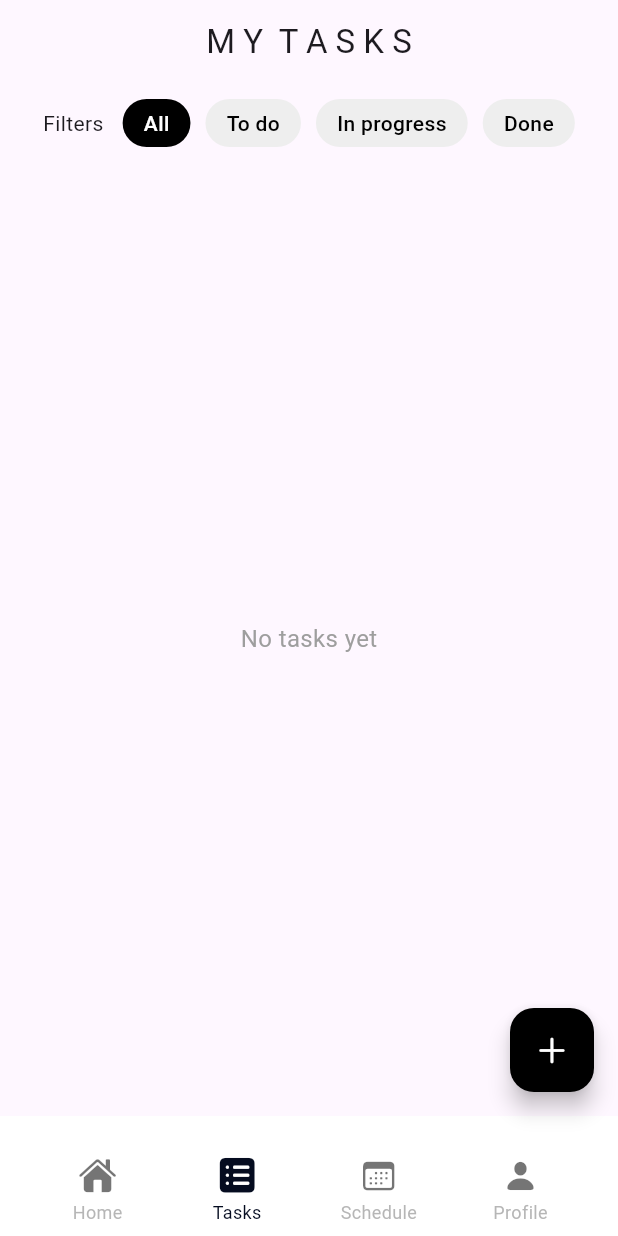
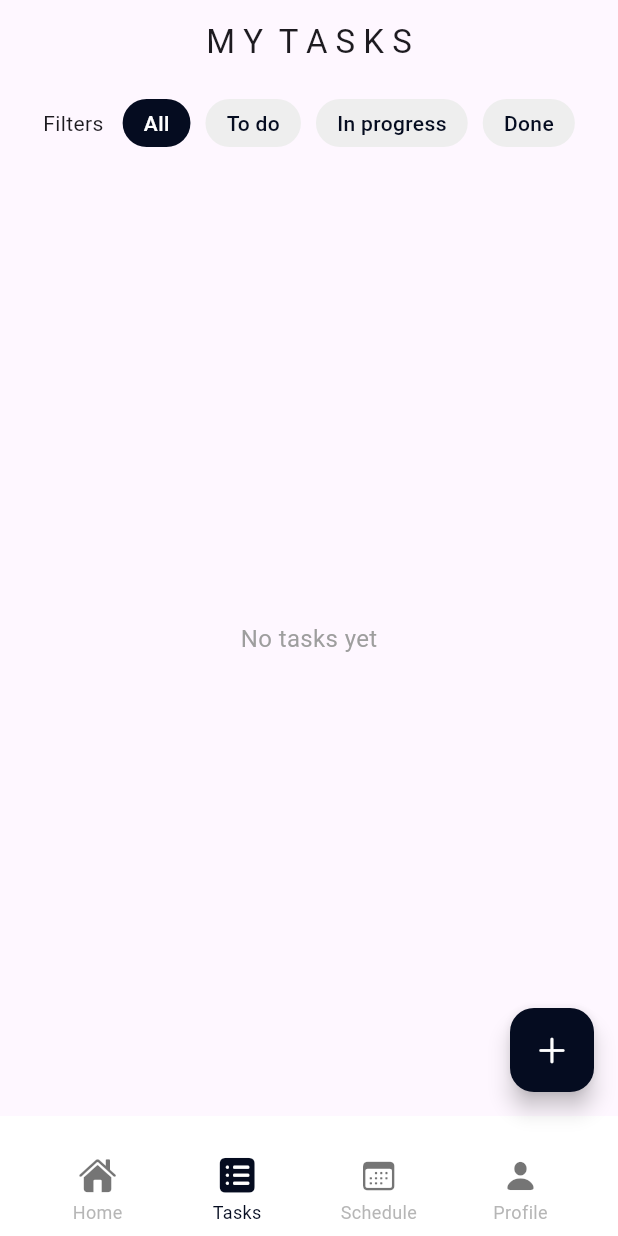
Before and after one commit to GmTechn/jotitdown, a Flutter app: the TasksPage screen opened by its route, on a phone screen of 412 x 824 dp. Run offline on Flutter 3.47's test engine with Material 3 defaults, Android fonts, the light colour scheme and no system bars; our stand-ins replace google_fonts, image_picker, sqflite; accounts and stored records are empty.

Commit message:
Dashboard needs to be updated with real time data, but now all is good, the colors of the popup menus buttons are all purple and uniform and the colors of all the widgets are 050c20

```diff
--- /dev/null
+++ b/lib/models/task.dart
@@ -0,0 +1,51 @@
+class Task {
+  final int? id;
+  final String userEmail;
+  final String status;
+  final String title;
+  final String subtitle;
+  final DateTime date;
+  final String? startTime;
+  final String? endTime;
+  final DateTime createdAt;
+
+  Task({
+    this.id,
+    required this.userEmail,
+    required this.status,
+    required this.title,
+    required this.subtitle,
+    required this.date,
+    this.startTime,
+    this.endTime,
+    DateTime? createdAt,
+  }) : createdAt = createdAt ?? DateTime.now();
+
+  Map<String, dynamic> toMap() {
+    return {
+      'id': id,
+      'userEmail': userEmail,
+      'status': status,
+      'title': title,
+      'subtitle': subtitle,
+      'date': date.toIso8601String(),
+      'startTime': startTime,
+      'endTime': endTime,
+      'createdAt': createdAt.toIso8601String(),
+    };
+  }
+
+  factory Task.fromMap(Map<String, dynamic> map) {
+    return Task(
+      id: map['id'] as int?,
+      userEmail: map['userEmail'],
+      status: map['status'],
+      title: map['title'],
+      subtitle: map['subtitle'],
+      date: DateTime.parse(map['date']),
+      startTime: map['startTime'],
+      endTime: map['endTime'],
+      createdAt: DateTime.parse(map['createdAt']),
+    );
+  }
+}
--- a/lib/pages/profile.dart
+++ b/lib/pages/profile.dart
@@ -242,13 +242,11 @@ class _ProfilePageState extends State<ProfilePage> {
               onPressed: () => Navigator.pop(ctx, false),
               child: const Text(
                 'No',
-                style: TextStyle(color: Colors.blue),
               )),
           TextButton(
               onPressed: () => Navigator.pop(ctx, true),
               child: const Text(
                 'Yes',
-                style: TextStyle(color: Colors.red),
               )),
         ],
       ),
--- a/lib/pages/tasks.dart
+++ b/lib/pages/tasks.dart
@@ -132,8 +132,9 @@ class _TasksPageState extends State<TasksPage> {
                   ),
                 TextButton(
                   onPressed: () => Navigator.of(context).pop(),
-                  child: const Text("Cancel",
-                      style: TextStyle(color: Colors.blue)),
+                  child: const Text(
+                    "Cancel",
+                  ),
                 ),
                 TextButton(
                   onPressed: () async {
@@ -169,8 +170,9 @@ class _TasksPageState extends State<TasksPage> {
                       Navigator.of(context).pop();
                     }
                   },
-                  child: Text(task == null ? "Add" : "Save",
-                      style: const TextStyle(color: Colors.green)),
+                  child: Text(
+                    task == null ? "Add" : "Save",
+                  ),
                 ),
               ],
             );
@@ -289,7 +291,7 @@ class _TasksPageState extends State<TasksPage> {
       floatingActionButton: FloatingActionButton(
         tooltip: 'Add a new task',
         onPressed: () => _showCreateTaskDialog(),
-        backgroundColor: Colors.black,
+        backgroundColor: Color(0xff050c20),
         child: const Icon(CupertinoIcons.add, color: Colors.white),
       ),
       bottomNavigationBar: MyNavBar(currentIndex: 2, email: widget.email),
@@ -303,13 +305,13 @@ class _TasksPageState extends State<TasksPage> {
       child: Container(
         padding: const EdgeInsets.symmetric(horizontal: 14, vertical: 6),
         decoration: BoxDecoration(
-          color: isSelected ? Colors.black : Colors.grey.shade200,
+          color: isSelected ? Color(0xff050c20) : Colors.grey.shade200,
           borderRadius: BorderRadius.circular(20),
         ),
         child: Text(
           label,
           style: TextStyle(
-            color: isSelected ? Colors.white : Colors.black,
+            color: isSelected ? Colors.white : Color(0xff050c20),
             fontWeight: FontWeight.w500,
           ),
         ),
```
Also changed, not shown: lib/pages/schedule.dart (+1 -9 lines).
